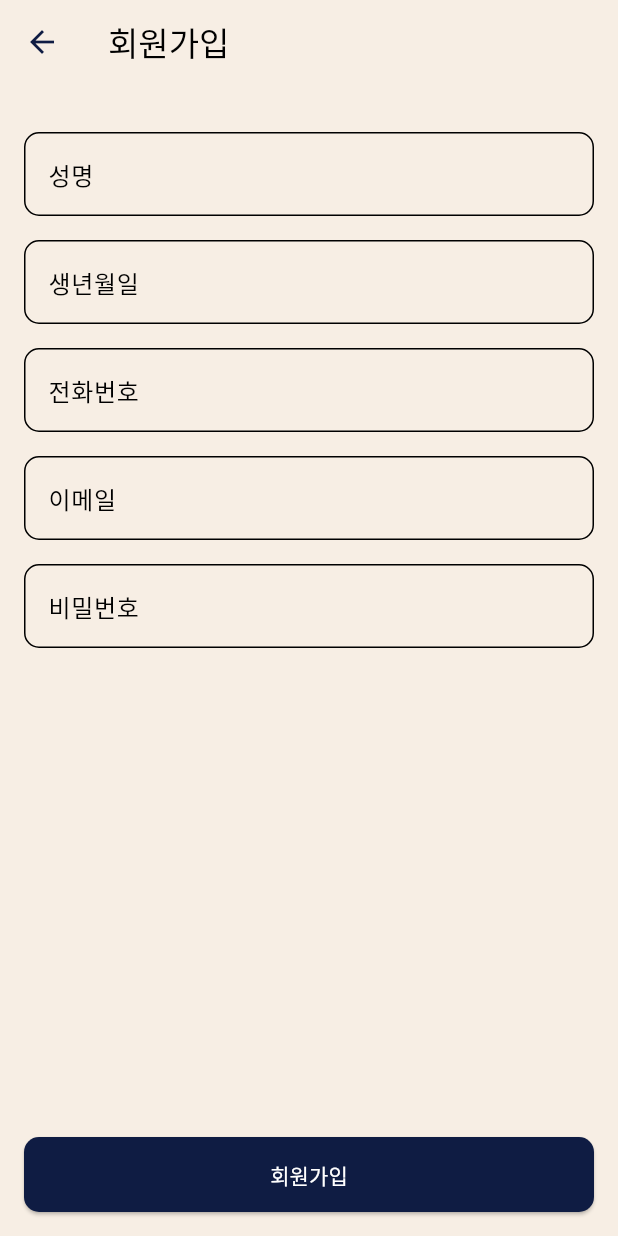
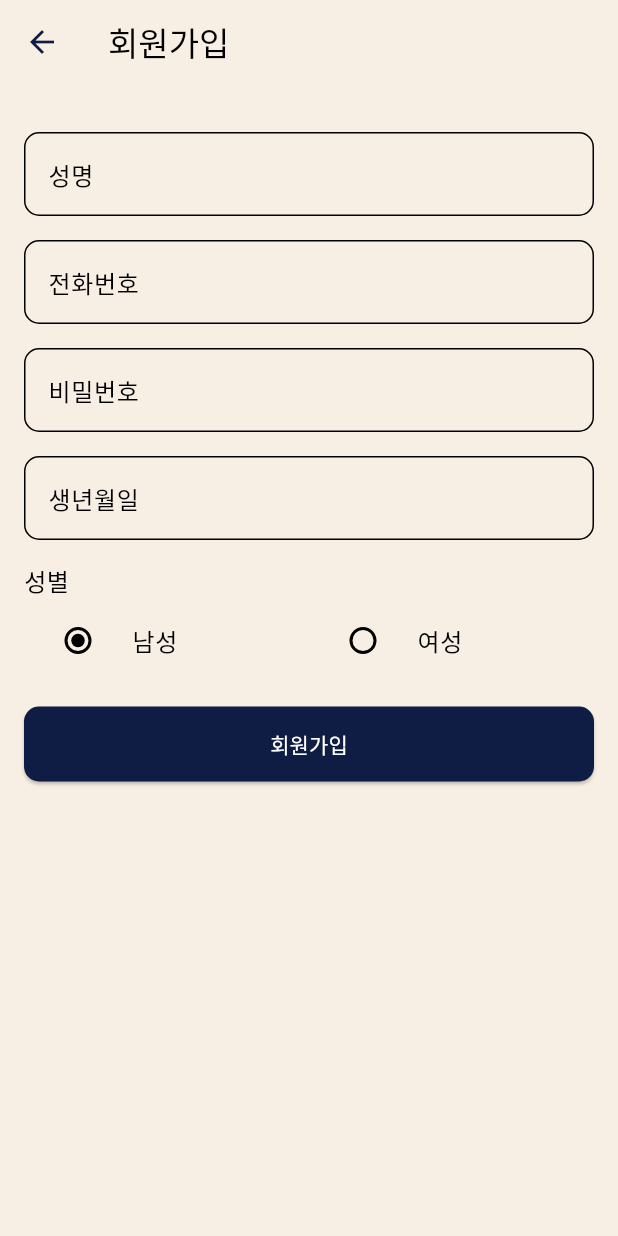
Before and after one commit to lseunghoon/piuda_ver1, a Flutter app: the SignUpPage screen opened directly, on a phone screen of 412 x 824 dp. Run offline on Flutter 3.47's test engine with Material 3 defaults, Android fonts, the phone set to English and light mode, and no system bars; our stand-ins replace flutter_secure_storage, font_awesome_flutter, image_picker, jwt_decoder, permission_handler, shared_preferences; missing offline and left inert: flutter_sound; accounts and stored records are empty; network calls fail; Roboto replaces fonts that are missing (godic).

```diff
--- a/lib/main.dart
+++ b/lib/main.dart
@@ -3,7 +3,7 @@ import 'dart:async';
 import 'package:piuda_ui/screens/signin_page.dart';
 import 'package:piuda_ui/screens/home_page.dart';
 import 'package:piuda_ui/models/image_model.dart';
-import 'package:piuda_ui/models/auth_model.dart';
+import 'package:piuda_ui/service/auth_service.dart';
 import 'package:provider/provider.dart';
 import 'package:permission_handler/permission_handler.dart';
 import 'package:flutter_localizations/flutter_localizations.dart';
@@ -27,6 +27,7 @@ class MyApp extends StatelessWidget {
   @override
   Widget build(BuildContext context) {
     return MaterialApp(
+      debugShowCheckedModeBanner: false,
       title: 'Flutter Demo',
       theme: ThemeData(
         fontFamily: 'godic',
--- a/lib/screens/profile_change_page.dart
+++ b/lib/screens/profile_change_page.dart
@@ -47,7 +47,6 @@ class _ProfileEditPageState extends State<ProfileEditPage> {
   Widget build(BuildContext context) {
     return Scaffold(
       appBar: AppBar(
-        backgroundColor: Colors.white,
         elevation: 0,
         title: const Text('프로필 수정',
             style: TextStyle(
@@ -109,7 +108,6 @@ class _ProfileEditPageState extends State<ProfileEditPage> {
                 child: ElevatedButton(
                   onPressed: _saveProfile,
                   style: ElevatedButton.styleFrom(
-                    backgroundColor: Colors.blue,
                   ),
                   child: Text(
                     '저장',
--- a/lib/screens/signup_page.dart
+++ b/lib/screens/signup_page.dart
@@ -1,6 +1,6 @@
 import 'package:flutter/material.dart';
 import 'package:piuda_ui/screens/home_page.dart';
-import 'package:piuda_ui/models/auth_model.dart';
+import 'package:piuda_ui/service/auth_service.dart';
 import 'package:piuda_ui/models/text_validation_model.dart';
 import 'package:flutter/services.dart';
 import 'package:piuda_ui/models/phonenum_format.dart';
@@ -13,7 +13,7 @@ class SignUpPage extends StatefulWidget {
 class _SignUpPageState extends State<SignUpPage> {
   final _formKey = GlobalKey<FormState>();
   final _validationModel = TextValidationModel(); // TextValidationModel 인스턴스 생성
-
+  String _selectedGender = '남성'; // 성별 선택 초기값
   DateTime? _selectedDate;
   final AuthService _authService = AuthService();
 
@@ -51,13 +51,12 @@ class _SignUpPageState extends State<SignUpPage> {
     if (_formKey.currentState!.validate()) {
       String name = _validationModel.nameController.text.trim();
       String phoneNumber = _validationModel.phoneNumberController.text.trim().replaceAll('-', ''); // 하이픈 제거
-      String email = _validationModel.emailController.text.trim();
       String password = _validationModel.passwordController.text.trim();
       String birthDate = _selectedDate != null ? "${_selectedDate!.toLocal()}".split(' ')[0] : '';
 
       try {
         bool isRegistered = await _authService.registerWithEmailAndPassword(
-            name, phoneNumber, password, birthDate, 'gender'); // gender는 실제 데이터로 교체 필요
+            name, phoneNumber, password, birthDate, _selectedGender); // gender를 추가하여 실제 데이터로 전송
 
         if (isRegistered) {
           Navigator.pushReplacement(
@@ -99,9 +98,9 @@ class _SignUpPageState extends State<SignUpPage> {
     return Scaffold(
       resizeToAvoidBottomInset: true,
       appBar: AppBar(
-        title: Text('회원가입',style: TextStyle(color : Colors.black),),
+        title: Text('회원가입', style: TextStyle(color: Colors.black)),
       ),
-      body: Padding(
+      body: SingleChildScrollView( // SingleChildScrollView로 감싸기
         padding: const EdgeInsets.all(16.0),
         child: Form(
           key: _formKey,
@@ -109,6 +108,7 @@ class _SignUpPageState extends State<SignUpPage> {
             crossAxisAlignment: CrossAxisAlignment.start,
             children: [
               SizedBox(height: 16),
+              // 성명 입력 필드
               TextFormField(
                 controller: _validationModel.nameController,
                 decoration: InputDecoration(
@@ -133,9 +133,71 @@ class _SignUpPageState extends State<SignUpPage> {
                     ),
                   ),
                 ),
-                validator: _validationModel.validateName,  // 유효성 검사 추가
+                validator: _validationModel.validateName, // 유효성 검사 추가
               ),
               SizedBox(height: 16),
+              // 전화번호 입력 필드
+              TextFormField(
+                controller: _validationModel.phoneNumberController,
+                decoration: InputDecoration(
+                  labelText: '전화번호',
+                  border: OutlineInputBorder(
+                    borderRadius: BorderRadius.circular(10),
+                    borderSide: BorderSide(
+                      color: Colors.black, // 기본 테두리 색상: 검은색
+                    ),
+                  ),
+                  enabledBorder: OutlineInputBorder(
+                    borderRadius: BorderRadius.circular(10),
+                    borderSide: BorderSide(
+                      color: Colors.black, // 활성화된 상태의 테두리 색상: 검은색
+                    ),
+                  ),
+                  focusedBorder: OutlineInputBorder(
+                    borderRadius: BorderRadius.circular(10),
+                    borderSide: BorderSide(
+                      color: Colors.black, // 포커스된 상태의 테두리 색상: 검은색
+                      width: 2.0, // 포커스된 상태의 테두리 두께
+                    ),
+                  ),
+                ),
+                inputFormatters: [
+                  FilteringTextInputFormatter.digitsOnly, // 숫자만 입력 가능하도록 필터링
+                  PhoneNumberInputFormatter(), // 전화번호 포맷 적용
+                ],
+                validator: _validationModel.validatePhoneNumber, // 유효성 검사 추가
+              ),
+              SizedBox(height: 16),
+              // 비밀번호 입력 필드
+              TextFormField(
+                controller: _validationModel.passwordController,
+                decoration: InputDecoration(
+                  labelText: '비밀번호',
+                  border: OutlineInputBorder(
+                    borderRadius: BorderRadius.circular(10),
+                    borderSide: BorderSide(
+                      color: Colors.black, // 기본 테두리 색상: 검은색
+                    ),
+                  ),
+                  enabledBorder: OutlineInputBorder(
+                    borderRadius: BorderRadius.circular(10),
+                    borderSide: BorderSide(
+                      color: Colors.black, // 활성화된 상태의 테두리 색상: 검은색
+                    ),
+                  ),
+                  focusedBorder: OutlineInputBorder(
+                    borderRadius: BorderRadius.circular(10),
+                    borderSide: BorderSide(
+                      color: Colors.black, // 포커스된 상태의 테두리 색상: 검은색
+                      width: 2.0, // 포커스된 상태의 테두리 두께
+                    ),
+                  ),
+                ),
+                obscureText: true,
+                validator: _validationModel.validatePassword, // 유효성 검사 추가
+              ),
+              SizedBox(height: 16),
+              // 생년월일 입력 필드
               TextFormField(
                 decoration: InputDecoration(
                   labelText: '생년월일',
@@ -169,92 +231,40 @@ class _SignUpPageState extends State<SignUpPage> {
                 ),
               ),
               SizedBox(height: 16),
-              TextFormField(
-                controller: _validationModel.phoneNumberController,
-                decoration: InputDecoration(
-                  labelText: '전화번호',
-                  border: OutlineInputBorder(
-                    borderRadius: BorderRadius.circular(10),
-                    borderSide: BorderSide(
-                      color: Colors.black, // 기본 테두리 색상: 검은색
+              // 성별 선택 필드
+              Text('성별', style: TextStyle(fontSize: 16)),
+              Row(
+                children: [
+                  Expanded(
+                    child: RadioListTile<String>(
+                      title: const Text('남성'),
+                      value: '남성',
+                      groupValue: _selectedGender,
+                      onChanged: (value) {
+                        setState(() {
+                          _selectedGender = value!;
+                        });
+                      },
+                      activeColor: Colors.black,  // 선택된 상태에서의 체크 표시 색상
                     ),
                   ),
-                  enabledBorder: OutlineInputBorder(
-                    borderRadius: BorderRadius.circular(10),
-                    borderSide: BorderSide(
-                      color: Colors.black, // 활성화된 상태의 테두리 색상: 검은색
+                  Expanded(
+                    child: RadioListTile<String>(
+                      title: const Text('여성'),
+                      value: '여성',
+                      groupValue: _selectedGender,
+                      onChanged: (value) {
+                        setState(() {
+                          _selectedGender = value!;
+                        });
+                      },
+                      activeColor: Colors.black,  // 선택된 상태에서의 체크 표시 색상
                     ),
                   ),
-                  focusedBorder: OutlineInputBorder(
-                    borderRadius: BorderRadius.circular(10),
-                    borderSide: BorderSide(
-                      color: Colors.black, // 포커스된 상태의 테두리 색상: 검은색
-                      width: 2.0, // 포커스된 상태의 테두리 두께
-                    ),
-                  ),
-                ),
-                inputFormatters: [
-                  FilteringTextInputFormatter.digitsOnly, // 숫자만 입력 가능하도록 필터링
-                  PhoneNumberInputFormatter(), // 전화번호 포맷 적용
                 ],
-                validator: _validationModel.validatePhoneNumber,  // 유효성 검사 추가
               ),
               SizedBox(height: 16),
-              TextFormField(
-                controller: _validationModel.emailController,
-                decoration: InputDecoration(
-                  labelText: '이메일',
-                  border: OutlineInputBorder(
-                    borderRadius: BorderRadius.circular(10),
-                    borderSide: BorderSide(
-                      color: Colors.black, // 기본 테두리 색상: 검은색
-                    ),
-                  ),
-                  enabledBorder: OutlineInputBorder(
-                    borderRadius: BorderRadius.circular(10),
-                    borderSide: BorderSide(
-                      color: Colors.black, // 활성화된 상태의 테두리 색상: 검은색
-                    ),
-                  ),
-                  focusedBorder: OutlineInputBorder(
-                    borderRadius: BorderRadius.circular(10),
-                    borderSide: BorderSide(
-                      color: Colors.black, // 포커스된 상태의 테두리 색상: 검은색
-                      width: 2.0, // 포커스된 상태의 테두리 두께
-                    ),
-                  ),
-                ),
-                validator: _validationModel.validateEmail,  // 유효성 검사 추가
-              ),
-              SizedBox(height: 16),
-              TextFormField(
-                controller: _validationModel.passwordController,
-                decoration: InputDecoration(
-                  labelText: '비밀번호',
-                  border: OutlineInputBorder(
-                    borderRadius: BorderRadius.circular(10),
-                    borderSide: BorderSide(
-                      color: Colors.black, // 기본 테두리 색상: 검은색
-                    ),
-                  ),
-                  enabledBorder: OutlineInputBorder(
-                    borderRadius: BorderRadius.circular(10),
-                    borderSide: BorderSide(
-                      color: Colors.black, // 활성화된 상태의 테두리 색상: 검은색
-                    ),
-                  ),
-                  focusedBorder: OutlineInputBorder(
-                    borderRadius: BorderRadius.circular(10),
-                    borderSide: BorderSide(
-                      color: Colors.black, // 포커스된 상태의 테두리 색상: 검은색
-                      width: 2.0, // 포커스된 상태의 테두리 두께
-                    ),
-                  ),
-                ),
-                obscureText: true,
-                validator: _validationModel.validatePassword,  // 유효성 검사 추가
-              ),
-              Spacer(),
+              // 회원가입 버튼
               ElevatedButton(
                 onPressed: _register,
                 child: Text('회원가입'),
```
Also changed, not shown: lib/screens/board_page.dart (+9 -7 lines), lib/screens/chat_page.dart (+15 -7 lines), lib/screens/home_page.dart (+38 -38 lines), lib/screens/pw_reset_page.dart (+1 -7 lines), lib/screens/signin_page.dart (+12 -10 lines), lib/service/auth_service.dart (renamed from lib/models/auth_model.dart, +40 -36 lines), lib/service/image_service.dart (+82 -10 lines).
